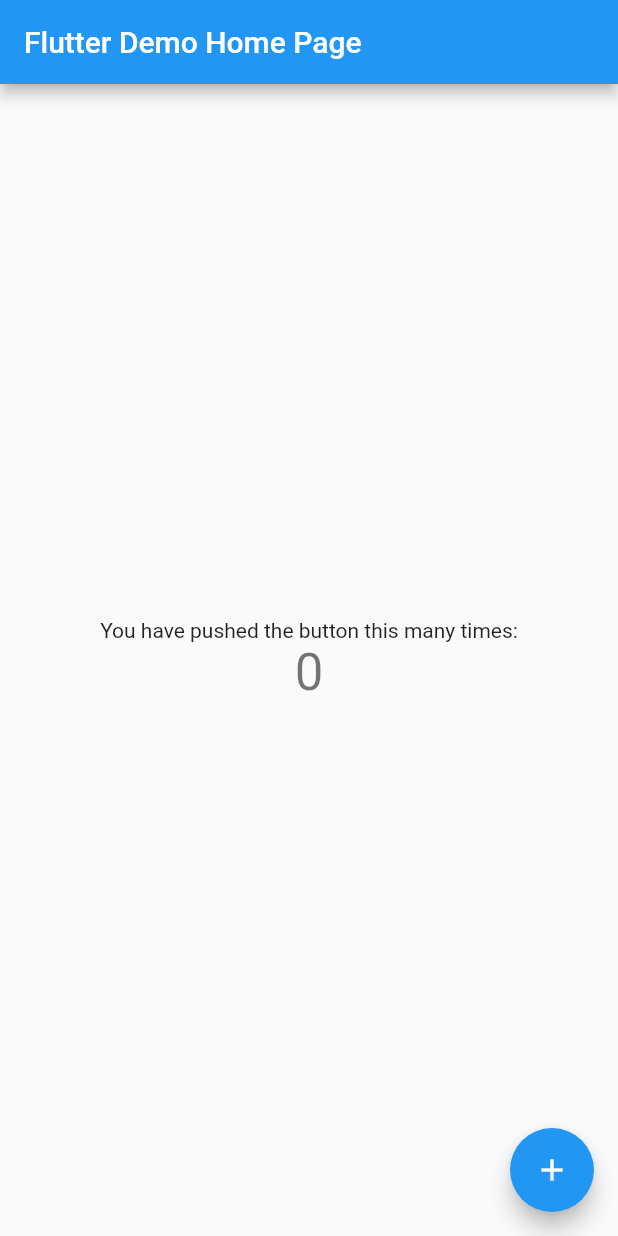
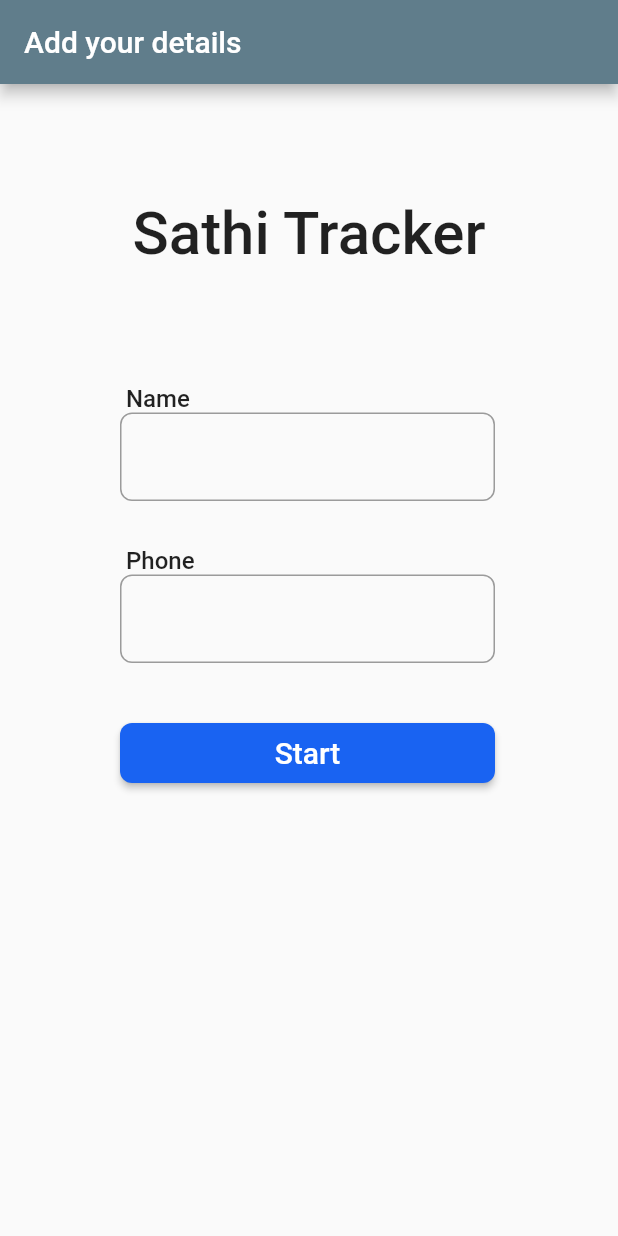
Before and after one commit to YashTayal04/sathi-tracker, a Flutter app: the screen it shows after launch, on a phone screen of 412 x 824 dp. Run offline on Flutter 3.47's test engine with Material 2 defaults, Android fonts, the phone set to English and light mode, and no system bars.

Commit message:
Change 1
basic design of screen 1 and screen 2

```diff
--- a/lib/main.dart
+++ b/lib/main.dart
@@ -1,117 +1,265 @@
+import 'package:flutter/cupertino.dart';
 import 'package:flutter/material.dart';
 
-void main() {
-  runApp(MyApp());
-}
+void main() => runApp(MyApp());
 
 class MyApp extends StatelessWidget {
-  // This widget is the root of your application.
+  // this is root  of application
   @override
+
   Widget build(BuildContext context) {
     return MaterialApp(
-      title: 'Flutter Demo',
+      debugShowCheckedModeBanner: false,
+      title:"Flutter",
       theme: ThemeData(
-        // This is the theme of your application.
-        //
-        // Try running your application with "flutter run". You'll see the
-        // application has a blue toolbar. Then, without quitting the app, try
-        // changing the primarySwatch below to Colors.green and then invoke
-        // "hot reload" (press "r" in the console where you ran "flutter run",
-        // or simply save your changes to "hot reload" in a Flutter IDE).
-        // Notice that the counter didn't reset back to zero; the application
-        // is not restarted.
-        primarySwatch: Colors.blue,
-        // This makes the visual density adapt to the platform that you run
-        // the app on. For desktop platforms, the controls will be smaller and
-        // closer together (more dense) than on mobile platforms.
-        visualDensity: VisualDensity.adaptivePlatformDensity,
+        primarySwatch: Colors.blueGrey,
       ),
-      home: MyHomePage(title: 'Flutter Demo Home Page'),
+      home: MainScreen (),
     );
   }
 }
 
-class MyHomePage extends StatefulWidget {
-  MyHomePage({Key key, this.title}) : super(key: key);
-
-  // This widget is the home page of your application. It is stateful, meaning
-  // that it has a State object (defined below) that contains fields that affect
-  // how it looks.
-
-  // This class is the configuration for the state. It holds the values (in this
-  // case the title) provided by the parent (in this case the App widget) and
-  // used by the build method of the State. Fields in a Widget subclass are
-  // always marked "final".
-
-  final String title;
-
-  @override
-  _MyHomePageState createState() => _MyHomePageState();
-}
-
-class _MyHomePageState extends State<MyHomePage> {
-  int _counter = 0;
-
-  void _incrementCounter() {
-    setState(() {
-      // This call to setState tells the Flutter framework that something has
-      // changed in this State, which causes it to rerun the build method below
-      // so that the display can reflect the updated values. If we changed
-      // _counter without calling setState(), then the build method would not be
-      // called again, and so nothing would appear to happen.
-      _counter++;
-    });
-  }
-
+class MainScreen extends StatelessWidget {
   @override
   Widget build(BuildContext context) {
-    // This method is rerun every time setState is called, for instance as done
-    // by the _incrementCounter method above.
-    //
-    // The Flutter framework has been optimized to make rerunning build methods
-    // fast, so that you can just rebuild anything that needs updating rather
-    // than having to individually change instances of widgets.
     return Scaffold(
-      appBar: AppBar(
-        // Here we take the value from the MyHomePage object that was created by
-        // the App.build method, and use it to set our appbar title.
-        title: Text(widget.title),
-      ),
-      body: Center(
-        // Center is a layout widget. It takes a single child and positions it
-        // in the middle of the parent.
-        child: Column(
-          // Column is also a layout widget. It takes a list of children and
-          // arranges them vertically. By default, it sizes itself to fit its
-          // children horizontally, and tries to be as tall as its parent.
-          //
-          // Invoke "debug painting" (press "p" in the console, choose the
-          // "Toggle Debug Paint" action from the Flutter Inspector in Android
-          // Studio, or the "Toggle Debug Paint" command in Visual Studio Code)
-          // to see the wireframe for each widget.
-          //
-          // Column has various properties to control how it sizes itself and
-          // how it positions its children. Here we use mainAxisAlignment to
-          // center the children vertically; the main axis here is the vertical
-          // axis because Columns are vertical (the cross axis would be
-          // horizontal).
-          mainAxisAlignment: MainAxisAlignment.center,
+      // title: 'Welcome to Flutter',
+      // home: Scaffold(
+        appBar: AppBar(
+          title:Text("Add your details "),
+        ),
+        body: Column(
+          crossAxisAlignment: CrossAxisAlignment.stretch,
           children: <Widget>[
-            Text(
-              'You have pushed the button this many times:',
+            Container(
+              height:200,
+              child:Center(
+                  child:Text(
+                    "Sathi Tracker",
+                    style: TextStyle(fontSize: 40, fontWeight: FontWeight.w500 ),
+                  )
+              )
             ),
-            Text(
-              '$_counter',
-              style: Theme.of(context).textTheme.headline4,
+            Container(
+                height:300,
+                child :Row(children: <Widget>[
+                    Container(
+                        width:80
+                    ),
+                    Container(
+                        width:250,
+                        // color: Colors.green,
+                        child: Column(
+                          crossAxisAlignment: CrossAxisAlignment.stretch,
+                          children: <Widget>[
+                            Container(
+                              child: Text(
+                                " Name",
+                                style: TextStyle(fontSize: 16, fontWeight: FontWeight.w500 ),
+                              ),
+                            ),
+                            Container(
+                            child: TextField(
+                              decoration: InputDecoration(
+                                  border: OutlineInputBorder(
+                                    borderRadius: const BorderRadius.all(
+                                      const Radius.circular(8),
+                                    ),
+                                  ),
+                              ),
+                            ),
+
+                            ),
+
+                            SizedBox(height: 30,),
+
+                            Container(
+                              child: Text(
+                                " Phone",
+                                style: TextStyle(fontSize: 16, fontWeight: FontWeight.w500 ),
+                              ),
+                            ),
+                            Container(
+                            child: TextField(
+                              decoration: InputDecoration(
+                                  border: OutlineInputBorder(
+                                    borderRadius: const BorderRadius.all(
+                                      const Radius.circular(8),
+                                    ),
+                                  ),
+                              ),
+                            ),
+
+                            ),
+                            SizedBox(height: 40,),
+                            SizedBox(
+                              height: 40,
+                              width: 40,
+                              child: RaisedButton(
+                              color: Color(0xFF1963F2),
+                              child: Text("Start", style: TextStyle(fontSize:20, color: Colors.white),),
+                              onPressed: () {
+                                Navigator.push(context,
+                                MaterialPageRoute(builder: (context) =>SecondScreen())
+                                );
+                              },
+                              shape: new RoundedRectangleBorder(
+      borderRadius: new BorderRadius.circular(8.0),
+    ),
+                                ),
+                              ),
+
+
+                          ],
+                        ),
+                ),
+                    Container(
+                        width:80
+                    ),
+                ],)
             ),
+            // Container(
+            //     color: Colors.red,
+            //     child:Text(
+            //         "Hello"
+            //     )
+            // )
           ],
-        ),
-      ),
-      floatingActionButton: FloatingActionButton(
-        onPressed: _incrementCounter,
-        tooltip: 'Increment',
-        child: Icon(Icons.add),
-      ), // This trailing comma makes auto-formatting nicer for build methods.
+        )
+      // ),
     );
   }
 }
+
+class SecondScreen extends StatelessWidget {
+  @override
+  Widget build(BuildContext context) {
+    return Scaffold(
+      appBar: AppBar(
+        title: Text("Start your trip"),
+        ),
+                body: Column(
+          crossAxisAlignment: CrossAxisAlignment.stretch,
+          children: <Widget>[
+            Container(
+              height:200,
+              child:Center(
+                  child:Text(
+                    "Sathi Tracker",
+                    style: TextStyle(fontSize: 40, fontWeight: FontWeight.w500 ),
+                  )
+              )
+            ),
+            Container(
+                height:300,
+                child :Row(children: <Widget>[
+                    Container(
+                        width:80
+                    ),
+                    Container(
+                        width:250,
+                        // color: Colors.green,
+                        child: Column(
+                          crossAxisAlignment: CrossAxisAlignment.stretch,
+                          children: <Widget>[
+                            Container(
+                              child: Text(
+                                " Group ID",
+                                style: TextStyle(fontSize: 16, fontWeight: FontWeight.w500 ),
+                              ),
+                            ),
+
+                            Container(
+                            child: TextField(
+
+                              decoration: InputDecoration(
+                                  border: OutlineInputBorder(
+                                    borderRadius: const BorderRadius.all(
+                                      const Radius.circular(8),
+                                    ),
+                                  ),
+                              ),
+
+                            ),
+
+                            ),
+                            SizedBox(height: 30,),
+
+                            SizedBox(
+                              height: 40,
+                              width: 40,
+                              child: RaisedButton(
+                              color: Color(0xFF1963F2),
+                              child: Text("Join trip", style: TextStyle(fontSize:20, color: Colors.white),),
+                              onPressed: () {
+                                Navigator.push(context,
+                                MaterialPageRoute(builder: (context) =>SecondScreen())
+                                );
+                              },
+                              shape: new RoundedRectangleBorder(
+                              borderRadius: new BorderRadius.circular(8.0),
+                            ),
+                                ),
+                              ),
+
+                            SizedBox(height: 30,),
+                            Divider(
+                            color: Colors.black
+                          ),
+
+                            Container(
+                              child: Text(
+                                "OR",
+
+                                style: TextStyle(fontSize: 15, fontWeight: FontWeight.w500 ), textAlign: TextAlign.center,
+                              ),
+
+                            ),
+
+                            // Container(
+                            // child: TextField(
+                            //   decoration: InputDecoration(
+                            //       border: OutlineInputBorder(),
+                            //   ),
+                            // ),
+
+                            // ),
+
+                            SizedBox(height: 30,),
+                            SizedBox(
+                              height: 40,
+                              width: 40,
+                              child: RaisedButton(
+                              color: Color(0xFF1963F2),
+                              child: Text("Create trip", style: TextStyle(fontSize:20, color: Colors.white),),
+                              onPressed: () {
+                                Navigator.push(context,
+                                MaterialPageRoute(builder: (context) =>SecondScreen())
+                                );
+                              },
+                              shape: new RoundedRectangleBorder(
+                              borderRadius: new BorderRadius.circular(8.0),
+                            ),
+                                ),
+                              ),
+
+
+                          ],
+                        ),
+                ),
+                    Container(
+                        width:80
+                    ),
+                ],)
+            ),
+            // Container(
+            //     color: Colors.red,
+            //     child:Text(
+            //         "Hello"
+            //     )
+            // )
+          ],
+        )
+    );
+  }
+}
```
Also changed, not shown: 3 other files.
